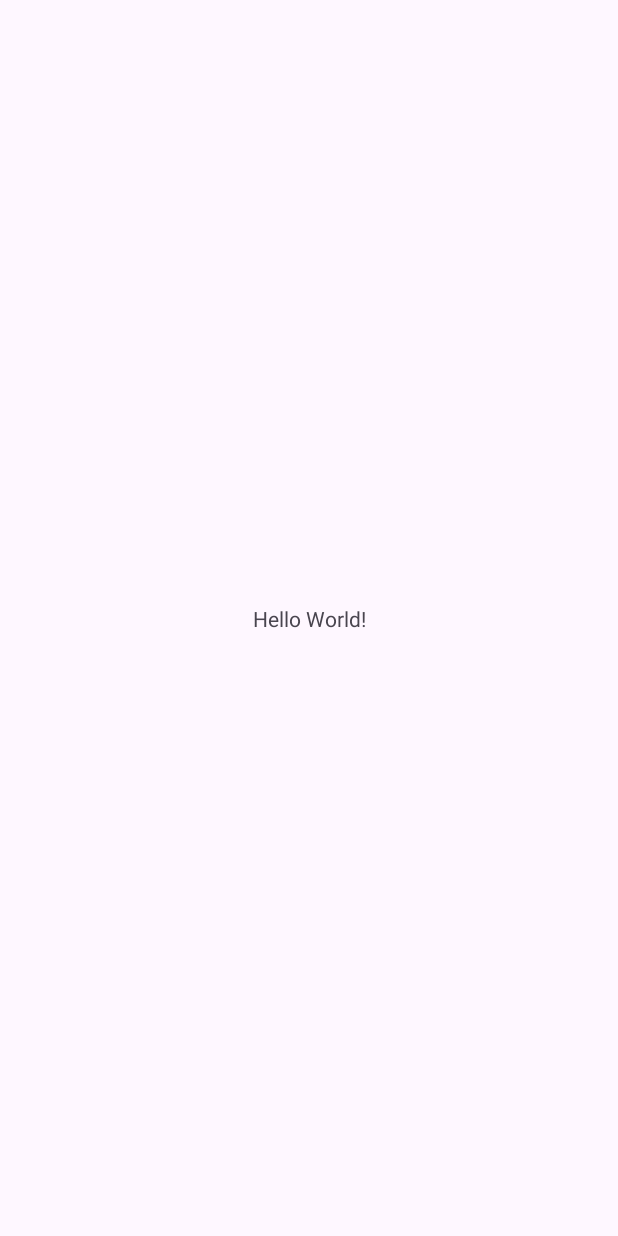
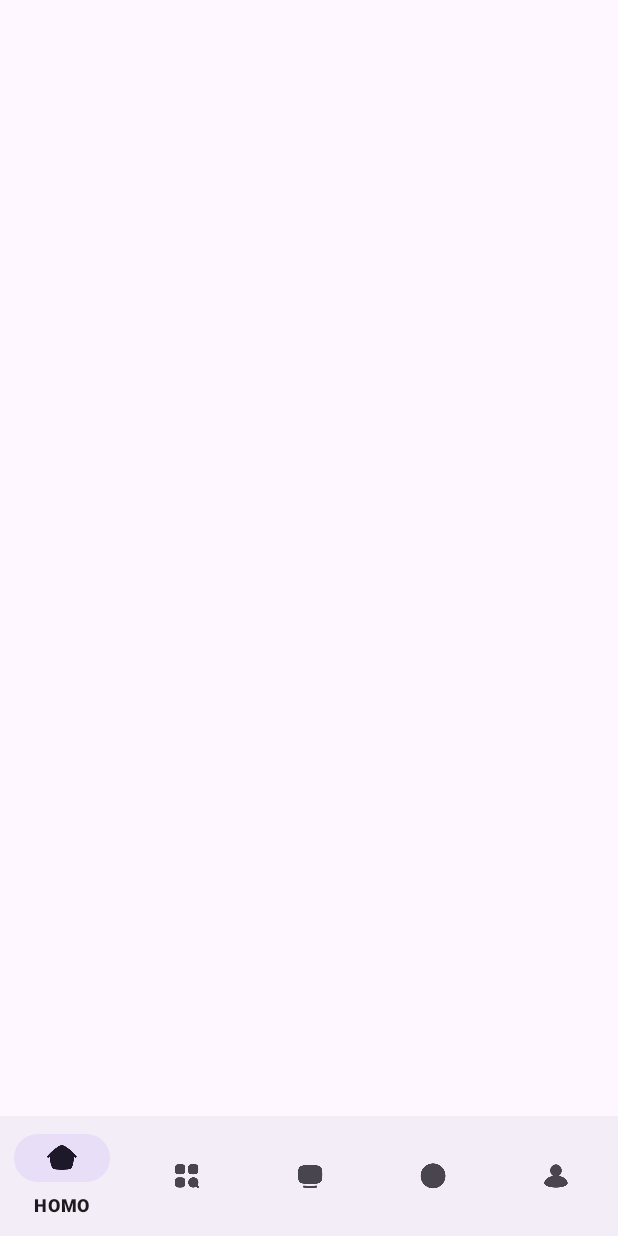
Before and after one commit to CvRain/rhizoma-alismatis, an Android app: the screen it shows after launch (MainActivity), on a phone screen of 412 x 824 dp. Before the commit the screen is almost empty. Run offline under Robolectric (Android 15) with nearby library versions, the phone set to English and light mode, and no system bars.

Commit message:
add a navigation menu bar

```diff
--- a/app/src/main/java/com/example/rhizoma_alismatis/MainActivity.java
+++ b/app/src/main/java/com/example/rhizoma_alismatis/MainActivity.java
@@ -1,13 +1,83 @@
 package com.example.rhizoma_alismatis;
 
+import android.view.MenuItem;
+import android.view.View;
+import androidx.annotation.NonNull;
 import androidx.appcompat.app.AppCompatActivity;
 import android.os.Bundle;
+import androidx.fragment.app.Fragment;
+import androidx.fragment.app.FragmentManager;
+import androidx.fragment.app.FragmentPagerAdapter;
+import androidx.viewpager.widget.ViewPager;
+import com.example.rhizoma_alismatis.fragments.*;
+import org.jetbrains.annotations.NotNull;
+
+import java.util.ArrayList;
+import java.util.List;
 
 public class MainActivity extends AppCompatActivity {
+
+    ViewPager viewPager;
+
+    static class MyPageAdapter extends FragmentPagerAdapter {
+        List<Fragment> fragments = new ArrayList<>();
+
+        public MyPageAdapter(@NonNull @NotNull FragmentManager fm) {
+            super(fm, BEHAVIOR_RESUME_ONLY_CURRENT_FRAGMENT);
+            fragments.add(new PageHomeFragment());
+            fragments.add(new PageMusicListFragment());
+            fragments.add(new PageRandomMusicFragment());
+            fragments.add(new PageTunnelFragment());
+            fragments.add(new PageUserFragment());
+        }
+
+        @NonNull
+        @NotNull
+        @Override
+        public Fragment getItem(int position) {
+            return fragments.get(position);
+        }
+
+        @Override
+        public int getCount() {
+            return 5;
+        }
+
+        @Override
+        public boolean isViewFromObject(@NonNull @NotNull View view, @NonNull @NotNull Object object) {
+            return view == object;
+        }
+    }
+
+    MyPageAdapter fragmentAdapter;
 
     @Override
     protected void onCreate(Bundle savedInstanceState) {
         super.onCreate(savedInstanceState);
         setContentView(R.layout.activity_main);
+        viewPager = findViewById(R.id.container_main);
+        fragmentAdapter = new MyPageAdapter(getSupportFragmentManager());
+        viewPager.setAdapter(fragmentAdapter);
+        viewPager.setCurrentItem(0);
+    }
+
+    public void gotoHome(MenuItem item) {
+        viewPager.setCurrentItem(0);
+    }
+
+    public void gotoMusicList(MenuItem item) {
+        viewPager.setCurrentItem(1);
+    }
+
+    public void gotoPlay(MenuItem item) {
+        viewPager.setCurrentItem(2);
+    }
+
+    public void gotoTunnel(MenuItem item) {
+        viewPager.setCurrentItem(3);
+    }
+
+    public void gotoUser(MenuItem item) {
+        viewPager.setCurrentItem(4);
     }
 }
--- /dev/null
+++ b/app/src/main/java/com/example/rhizoma_alismatis/fragments/PageHomeFragment.java
@@ -0,0 +1,64 @@
+package com.example.rhizoma_alismatis.fragments;
+
+import android.annotation.SuppressLint;
+import android.content.Context;
+import android.os.Bundle;
+import android.util.Log;
+import android.view.LayoutInflater;
+import android.view.View;
+import android.view.ViewGroup;
+import androidx.annotation.NonNull;
+import androidx.annotation.Nullable;
+import androidx.fragment.app.Fragment;
+import com.example.rhizoma_alismatis.R;
+import org.jetbrains.annotations.NotNull;
+
+public class PageHomeFragment extends Fragment {
+    private static final String TAG = "page_home";
+    View myView;
+
+    @Override
+    public void onCreate(@Nullable @org.jetbrains.annotations.Nullable Bundle savedInstanceState) {
+        super.onCreate(savedInstanceState);
+        Log.d(TAG, "onCreate: ");
+    }
+
+    @SuppressLint("InflateParams")
+    @Nullable
+    @org.jetbrains.annotations.Nullable
+    @Override
+    public View onCreateView(@NonNull @NotNull LayoutInflater inflater, @Nullable @org.jetbrains.annotations.Nullable ViewGroup container, @Nullable @org.jetbrains.annotations.Nullable Bundle savedInstanceState) {
+        //防止在滑动组件之后销毁滑动前的组件,并且可以保证保留之前的组件状态
+        if (myView == null) {
+            myView = inflater.inflate(R.layout.layout_home, null);
+        }
+        clearParent(myView);
+        Log.d(TAG, "onCreateView: ");
+        return myView;
+    }
+
+    private void clearParent(View v) {
+        ViewGroup pa = (ViewGroup) v.getParent();
+        if (pa != null) {
+            pa.removeView(v);
+        }
+    }
+
+    @Override
+    public void onAttach(@NonNull @NotNull Context context) {
+        super.onAttach(context);
+        Log.d(TAG, "onAttach: ");
+    }
+
+    @Override
+    public void onDetach() {
+        super.onDetach();
+        Log.d(TAG, "onDetach: ");
+    }
+
+    @Override
+    public void onDestroy() {
+        super.onDestroy();
+        Log.d(TAG, "onDestroy: ");
+    }
+}
--- /dev/null
+++ b/app/src/main/java/com/example/rhizoma_alismatis/fragments/PageMusicListFragment.java
@@ -0,0 +1,64 @@
+package com.example.rhizoma_alismatis.fragments;
+
+import android.annotation.SuppressLint;
+import android.content.Context;
+import android.os.Bundle;
+import android.util.Log;
+import android.view.LayoutInflater;
+import android.view.View;
+import android.view.ViewGroup;
+import androidx.annotation.NonNull;
+import androidx.annotation.Nullable;
+import androidx.fragment.app.Fragment;
+import com.example.rhizoma_alismatis.R;
+import org.jetbrains.annotations.NotNull;
+
+public class PageMusicListFragment extends Fragment {
+    private static final String TAG = "page_music_list";
+    View myView;
+
+    @Override
+    public void onCreate(@Nullable @org.jetbrains.annotations.Nullable Bundle savedInstanceState) {
+        super.onCreate(savedInstanceState);
+        Log.d(TAG, "onCreate: ");
+    }
+
+    @SuppressLint("InflateParams")
+    @Nullable
+    @org.jetbrains.annotations.Nullable
+    @Override
+    public View onCreateView(@NonNull @NotNull LayoutInflater inflater, @Nullable @org.jetbrains.annotations.Nullable ViewGroup container, @Nullable @org.jetbrains.annotations.Nullable Bundle savedInstanceState) {
+        //防止在滑动组件之后销毁滑动前的组件,并且可以保证保留之前的组件状态
+        if (myView == null) {
+            myView = inflater.inflate(R.layout.layout_music_list, null);
+        }
+        clearParent(myView);
+        Log.d(TAG, "onCreateView: ");
+        return myView;
+    }
+
+    private void clearParent(View v) {
+        ViewGroup pa = (ViewGroup) v.getParent();
+        if (pa != null) {
+            pa.removeView(v);
+        }
+    }
+
+    @Override
+    public void onAttach(@NonNull @NotNull Context context) {
+        super.onAttach(context);
+        Log.d(TAG, "onAttach: ");
+    }
+
+    @Override
+    public void onDetach() {
+        super.onDetach();
+        Log.d(TAG, "onDetach: ");
+    }
+
+    @Override
+    public void onDestroy() {
+        super.onDestroy();
+        Log.d(TAG, "onDestroy: ");
+    }
+}
--- a/app/src/main/res/layout/activity_main.xml
+++ b/app/src/main/res/layout/activity_main.xml
@@ -1,18 +1,27 @@
 <?xml version="1.0" encoding="utf-8"?>
-<androidx.constraintlayout.widget.ConstraintLayout
+<LinearLayout
         xmlns:android="http://schemas.android.com/apk/res/android"
         xmlns:tools="http://schemas.android.com/tools"
         xmlns:app="http://schemas.android.com/apk/res-auto"
         android:layout_width="match_parent"
         android:layout_height="match_parent"
+        android:orientation="vertical"
         tools:context=".MainActivity">
-    <TextView
-            android:layout_width="wrap_content"
-            android:layout_height="wrap_content"
-            android:text="Hello World!"
-            app:layout_constraintBottom_toBottomOf="parent"
-            app:layout_constraintStart_toStartOf="parent"
-            app:layout_constraintEnd_toEndOf="parent"
-            app:layout_constraintTop_toTopOf="parent"/>
 
-</androidx.constraintlayout.widget.ConstraintLayout>
+    <androidx.viewpager.widget.ViewPager
+            android:id="@+id/container_main"
+            android:layout_width="match_parent"
+            android:layout_height="0dp"
+            android:layout_weight="1">
+
+    </androidx.viewpager.widget.ViewPager>
+
+    <com.google.android.material.bottomnavigation.BottomNavigationView
+        android:layout_width="match_parent"
+        android:layout_height="wrap_content"
+        android:layout_marginTop="-1dp"
+        android:foregroundGravity="bottom"
+        app:menu="@menu/bottom_nav" />
+
+
+</LinearLayout>
--- /dev/null
+++ b/app/src/main/res/menu/bottom_nav.xml
@@ -0,0 +1,32 @@
+<?xml version="1.0" encoding="utf-8"?>
+<menu xmlns:android="http://schemas.android.com/apk/res/android"
+      xmlns:tools="http://schemas.android.com/tools"
+      tools:context=".MainActivity">
+    <item
+            android:id="@+id/nav_home"
+            android:icon="@drawable/nav_home"
+            android:title="@string/title_home"
+            android:onClick="gotoHome"/>
+    <item
+            android:id="@+id/nav_list"
+            android:icon="@drawable/nav_list"
+            android:title="@string/title_list"
+            android:onClick="gotoMusicList"/>
+
+    <item
+            android:id="@+id/nav_play"
+            android:icon="@drawable/nav_play"
+            android:title="@string/title_play"
+            android:onClick="gotoPlay"/>
+    <item
+            android:id="@+id/nav_tunnel"
+            android:icon="@drawable/nav_tunnel"
+            android:title="@string/title_tunnel"
+            android:onClick="gotoTunnel"/>
+    <item
+            android:id="@+id/nav_my"
+            android:icon="@drawable/nav_my"
+            android:title="@string/title_my"
+            android:onClick="gotoUser"
+            />
+</menu>
--- a/app/src/main/res/values/strings.xml
+++ b/app/src/main/res/values/strings.xml
@@ -1,3 +1,8 @@
 <resources>
     <string name="app_name">rhizoma_alismatis</string>
+    <string name="title_home">HOMO</string>
+    <string name="title_list">列表</string>
+    <string name="title_my">我的</string>
+    <string name="title_tunnel">通道</string>
+    <string name="title_play">随便听听</string>
 </resources>
```
Also changed, not shown: app/src/main/java/com/example/rhizoma_alismatis/fragments/PageRandomMusicFragment.java (added, +64 -0 lines), app/src/main/java/com/example/rhizoma_alismatis/fragments/PageTunnelFragment.java (added, +64 -0 lines), app/src/main/java/com/example/rhizoma_alismatis/fragments/PageUserFragment.java (added, +64 -0 lines), app/src/main/res/layout/layout_home.xml (added, +11 -0 lines), app/src/main/res/layout/layout_music_list.xml (added, +11 -0 lines), app/src/main/res/layout/layout_random_music.xml (added, +11 -0 lines), app/src/main/res/layout/layout_tunnel.xml (added, +11 -0 lines), app/src/main/res/layout/layout_user.xml (added, +11 -0 lines), app/src/main/res/drawable/nav_home.png (added), app/src/main/res/drawable/nav_list.png (added), app/src/main/res/drawable/nav_my.png (added), app/src/main/res/drawable/nav_play.png (added), app/src/main/res/drawable/nav_tunnel.png (added).
